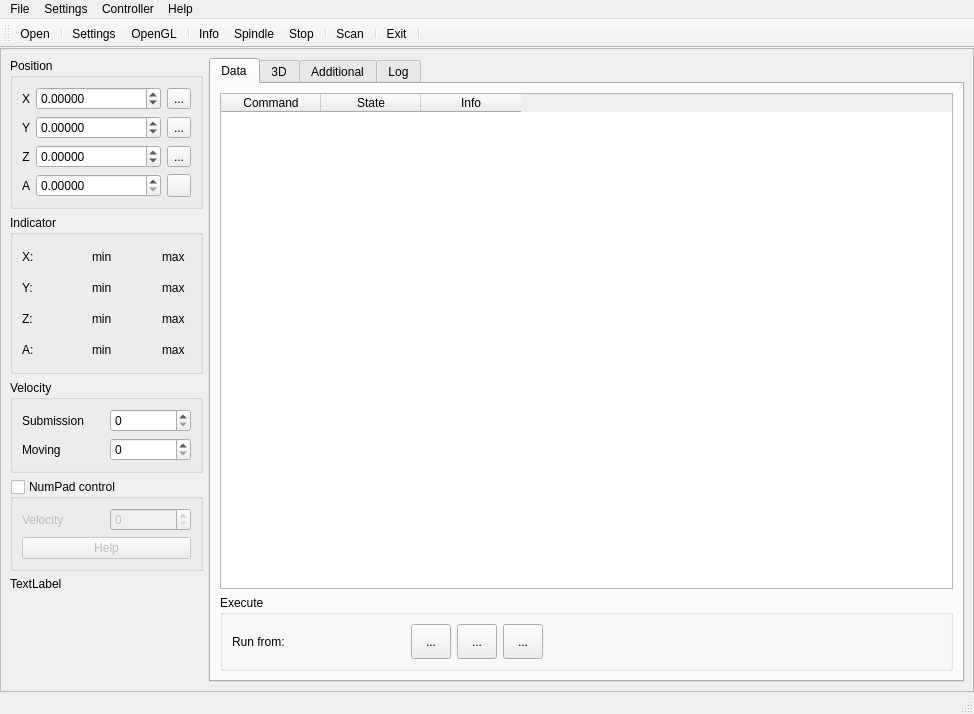
First picture: the form in sources/forms/MainWindow.ui, repository eduard-x/cnc-qt, before the edit.
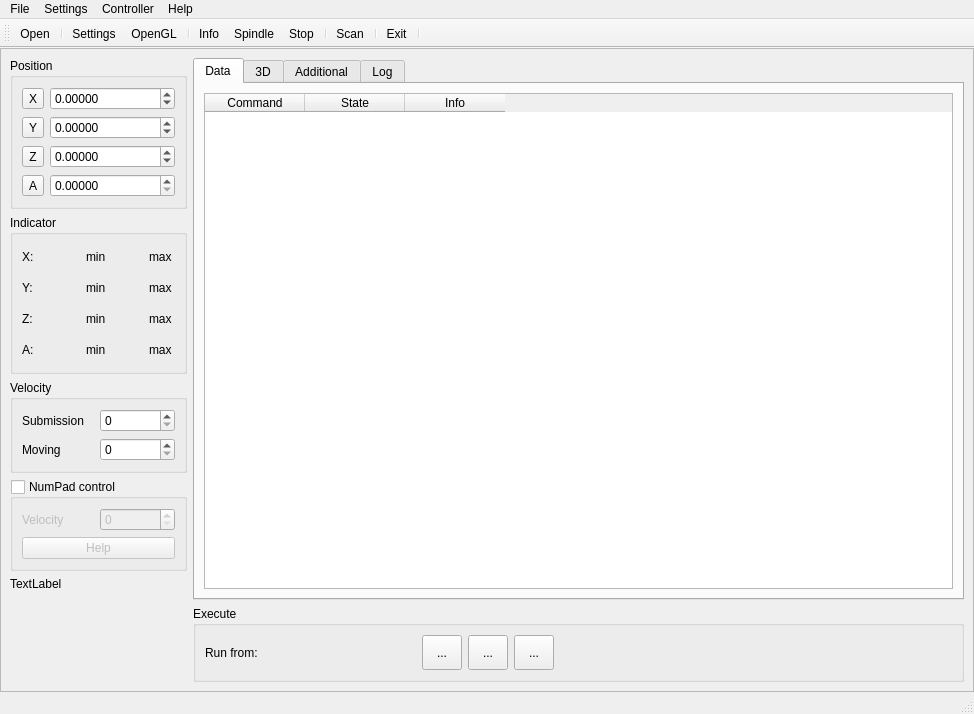
Second picture: the form after the edit. Icons and pictures are not drawn.

```diff
--- a/sources/forms/MainWindow.ui
+++ b/sources/forms/MainWindow.ui
@@ -50,46 +50,10 @@
             <bool>false</bool>
            </property>
            <layout class="QGridLayout" name="gridLayout">
-            <item row="0" column="3">
-             <widget class="QToolButton" name="toolResetCoorX">
-              <property name="text">
-               <string>...</string>
-              </property>
-              <property name="icon">
-               <iconset resource="../CNC-Qt.qrc">
-                <normaloff>:/images/digit_separator.png</normaloff>:/images/digit_separator.png</iconset>
-              </property>
-             </widget>
-            </item>
-            <item row="1" column="3">
+            <item row="1" column="1">
              <widget class="QToolButton" name="toolResetCoorY">
               <property name="text">
-               <string>...</string>
-              </property>
-              <property name="icon">
-               <iconset resource="../CNC-Qt.qrc">
-                <normaloff>:/images/digit_separator.png</normaloff>:/images/digit_separator.png</iconset>
-              </property>
-             </widget>
-            </item>
-            <item row="2" column="3">
-             <widget class="QToolButton" name="toolResetCoorZ">
-              <property name="text">
-               <string>...</string>
-              </property>
-              <property name="icon">
-               <iconset resource="../CNC-Qt.qrc">
-                <normaloff>:/images/digit_separator.png</normaloff>:/images/digit_separator.png</iconset>
-              </property>
-             </widget>
-            </item>
-            <item row="0" column="1">
-             <widget class="QLabel" name="label_2">
-              <property name="text">
-               <string>X</string>
-              </property>
-              <property name="alignment">
-               <set>Qt::AlignCenter</set>
+               <string>Y</string>
               </property>
              </widget>
             </item>
@@ -112,16 +76,6 @@
               </property>
              </widget>
             </item>
-            <item row="1" column="1">
-             <widget class="QLabel" name="label_3">
-              <property name="text">
-               <string>Y</string>
-              </property>
-              <property name="alignment">
-               <set>Qt::AlignCenter</set>
-              </property>
-             </widget>
-            </item>
             <item row="1" column="2">
              <widget class="QDoubleSpinBox" name="numPosY">
               <property name="minimumSize">
@@ -141,16 +95,6 @@
               </property>
              </widget>
             </item>
-            <item row="2" column="1">
-             <widget class="QLabel" name="label_4">
-              <property name="text">
-               <string>Z</string>
-              </property>
-              <property name="alignment">
-               <set>Qt::AlignCenter</set>
-              </property>
-             </widget>
-            </item>
             <item row="2" column="2">
              <widget class="QDoubleSpinBox" name="numPosZ">
               <property name="minimumSize">
@@ -170,16 +114,6 @@
               </property>
              </widget>
             </item>
-            <item row="3" column="1">
-             <widget class="QLabel" name="label_5">
-              <property name="text">
-               <string>A</string>
-              </property>
-              <property name="alignment">
-               <set>Qt::AlignCenter</set>
-              </property>
-             </widget>
-            </item>
             <item row="3" column="2">
              <widget class="QDoubleSpinBox" name="numAngleGrad">
               <property name="minimumSize">
@@ -193,14 +127,24 @@
               </property>
              </widget>
             </item>
-            <item row="3" column="3">
+            <item row="0" column="1">
+             <widget class="QToolButton" name="toolResetCoorX">
+              <property name="text">
+               <string>X</string>
+              </property>
+             </widget>
+            </item>
+            <item row="2" column="1">
+             <widget class="QToolButton" name="toolResetCoorZ">
+              <property name="text">
+               <string>Z</string>
+              </property>
+             </widget>
+            </item>
+            <item row="3" column="1">
              <widget class="QToolButton" name="toolResetCoorA">
               <property name="text">
-               <string/>
-              </property>
-              <property name="icon">
-               <iconset resource="../CNC-Qt.qrc">
-                <normaloff>:/images/digit_separator.png</normaloff>:/images/digit_separator.png</iconset>
+               <string>A</string>
               </property>
              </widget>
             </item>
@@ -518,6 +462,8 @@
         </layout>
        </item>
        <item row="0" column="1">
+        <layout class="QVBoxLayout" name="verticalLayout_3">
+         <item>
         <widget class="QTabWidget" name="tabWidget">
          <property name="currentIndex">
           <number>0</number>
@@ -546,92 +492,6 @@
              </column>
             </widget>
            </item>
-           <item row="1" column="0">
-            <widget class="QGroupBox" name="groupBoxExec">
-             <property name="title">
-              <string>Execute</string>
-             </property>
-             <layout class="QHBoxLayout" name="horizontalLayout">
-              <item>
-               <widget class="QLabel" name="labelRunFrom">
-                <property name="sizePolicy">
-                 <sizepolicy hsizetype="MinimumExpanding" vsizetype="Preferred">
-                  <horstretch>0</horstretch>
-                  <verstretch>0</verstretch>
-                 </sizepolicy>
-                </property>
-                <property name="text">
-                 <string>Run from:</string>
-                </property>
-               </widget>
-              </item>
-              <item>
-               <widget class="QToolButton" name="toolRun">
-                <property name="minimumSize">
-                 <size>
-                  <width>40</width>
-                  <height>35</height>
-                 </size>
-                </property>
-                <property name="text">
-                 <string>...</string>
-                </property>
-                <property name="icon">
-                 <iconset resource="../CNC-Qt.qrc">
-                  <normaloff>:/images/control_play_blue.png</normaloff>:/images/control_play_blue.png</iconset>
-                </property>
-               </widget>
-              </item>
-              <item>
-               <widget class="QToolButton" name="toolPause">
-                <property name="minimumSize">
-                 <size>
-                  <width>40</width>
-                  <height>35</height>
-                 </size>
-                </property>
-                <property name="text">
-                 <string>...</string>
-                </property>
-                <property name="icon">
-                 <iconset resource="../CNC-Qt.qrc">
-                  <normaloff>:/images/control_pause_blue.png</normaloff>:/images/control_pause_blue.png</iconset>
-                </property>
-               </widget>
-              </item>
-              <item>
-               <widget class="QToolButton" name="toolStop">
-                <property name="minimumSize">
-                 <size>
-                  <width>40</width>
-                  <height>35</height>
-                 </size>
-                </property>
-                <property name="text">
-                 <string>...</string>
-                </property>
-                <property name="icon">
-                 <iconset resource="../CNC-Qt.qrc">
-                  <normaloff>:/images/control_stop_blue.png</normaloff>:/images/control_stop_blue.png</iconset>
-                </property>
-               </widget>
-              </item>
-              <item>
-               <spacer name="horizontalSpacer">
-                <property name="orientation">
-                 <enum>Qt::Horizontal</enum>
-                </property>
-                <property name="sizeHint" stdset="0">
-                 <size>
-                  <width>398</width>
-                  <height>20</height>
-                 </size>
-                </property>
-               </spacer>
-              </item>
-             </layout>
-            </widget>
-           </item>
           </layout>
          </widget>
          <widget class="QWidget" name="tab3">
@@ -1593,6 +1453,94 @@
          </widget>
         </widget>
        </item>
+         <item>
+          <widget class="QGroupBox" name="groupBoxExec">
+           <property name="title">
+            <string>Execute</string>
+           </property>
+           <layout class="QHBoxLayout" name="horizontalLayout">
+            <item>
+             <widget class="QLabel" name="labelRunFrom">
+              <property name="sizePolicy">
+               <sizepolicy hsizetype="MinimumExpanding" vsizetype="Preferred">
+                <horstretch>0</horstretch>
+                <verstretch>0</verstretch>
+               </sizepolicy>
+              </property>
+              <property name="text">
+               <string>Run from:</string>
+              </property>
+             </widget>
+            </item>
+            <item>
+             <widget class="QToolButton" name="toolRun">
+              <property name="minimumSize">
+               <size>
+                <width>40</width>
+                <height>35</height>
+               </size>
+              </property>
+              <property name="text">
+               <string>...</string>
+              </property>
+              <property name="icon">
+               <iconset resource="../CNC-Qt.qrc">
+                <normaloff>:/images/control_play_blue.png</normaloff>:/images/control_play_blue.png</iconset>
+              </property>
+             </widget>
+            </item>
+            <item>
+             <widget class="QToolButton" name="toolPause">
+              <property name="minimumSize">
+               <size>
+                <width>40</width>
+                <height>35</height>
+               </size>
+              </property>
+              <property name="text">
+               <string>...</string>
+              </property>
+              <property name="icon">
+               <iconset resource="../CNC-Qt.qrc">
+                <normaloff>:/images/control_pause_blue.png</normaloff>:/images/control_pause_blue.png</iconset>
+              </property>
+             </widget>
+            </item>
+            <item>
+             <widget class="QToolButton" name="toolStop">
+              <property name="minimumSize">
+               <size>
+                <width>40</width>
+                <height>35</height>
+               </size>
+              </property>
+              <property name="text">
+               <string>...</string>
+              </property>
+              <property name="icon">
+               <iconset resource="../CNC-Qt.qrc">
+                <normaloff>:/images/control_stop_blue.png</normaloff>:/images/control_stop_blue.png</iconset>
+              </property>
+             </widget>
+            </item>
+            <item>
+             <spacer name="horizontalSpacer">
+              <property name="orientation">
+               <enum>Qt::Horizontal</enum>
+              </property>
+              <property name="sizeHint" stdset="0">
+               <size>
+                <width>398</width>
+                <height>20</height>
+               </size>
+              </property>
+             </spacer>
+            </item>
+           </layout>
+          </widget>
+         </item>
+        </layout>
+       </item>
       </layout>
      </widget>
     </item>
```
Left out of the diff: 6 changed lines with no effect on the pictures. Lines whose indentation alone changed are shown as unchanged.
